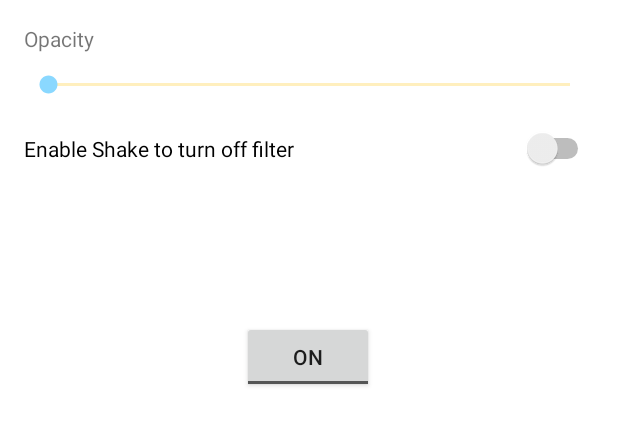
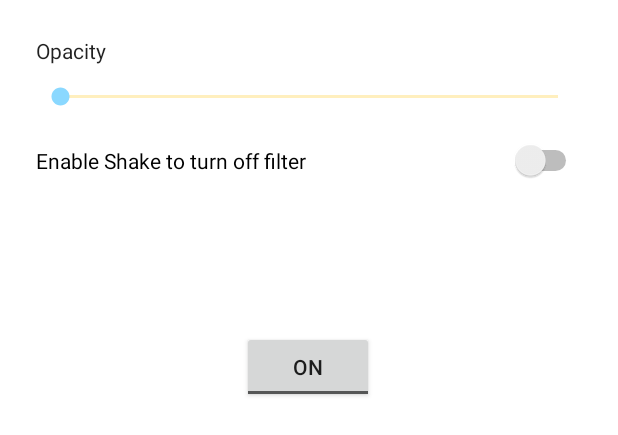
Before and after one commit to judy-chen/even-darker-android-app, an Android app: the layout activity_main.xml on its own in the app's theme, with its tools: preview values and no code run, on a phone screen of 412 x 824 dp. Shown: the top 435 px of the screen. Run offline under Robolectric (Android 15) with nearby library versions, the phone set to English and light mode, and no system bars.

```diff
--- a/app/src/main/res/layout/activity_main.xml
+++ b/app/src/main/res/layout/activity_main.xml
@@ -11,9 +11,10 @@
         android:id="@+id/opacity_text"
         android:layout_width="wrap_content"
         android:layout_height="wrap_content"
-        android:layout_marginStart="16dp"
-        android:layout_marginTop="16dp"
+        android:layout_marginStart="24dp"
+        android:layout_marginTop="24dp"
         android:text="Opacity"
+        android:textAppearance="@style/TextAppearance.AppCompat.Body1"
         app:layout_constraintEnd_toEndOf="parent"
         app:layout_constraintHorizontal_bias="0.0"
         app:layout_constraintStart_toStartOf="parent"
@@ -24,7 +25,7 @@
         android:layout_width="0dp"
         android:layout_height="26dp"
         android:layout_marginTop="8dp"
-        android:layout_marginEnd="16dp"
+        android:layout_marginEnd="24dp"
         android:max="255"
         android:progressBackgroundTint="@color/gold"
         android:progressTint="@color/gold"
```
Also changed, not shown: app/src/main/java/com/example/evendarker/MainActivity.kt (+12 -1 lines), app/src/main/java/com/example/evendarker/SharedMemory.kt (+8 -0 lines).
